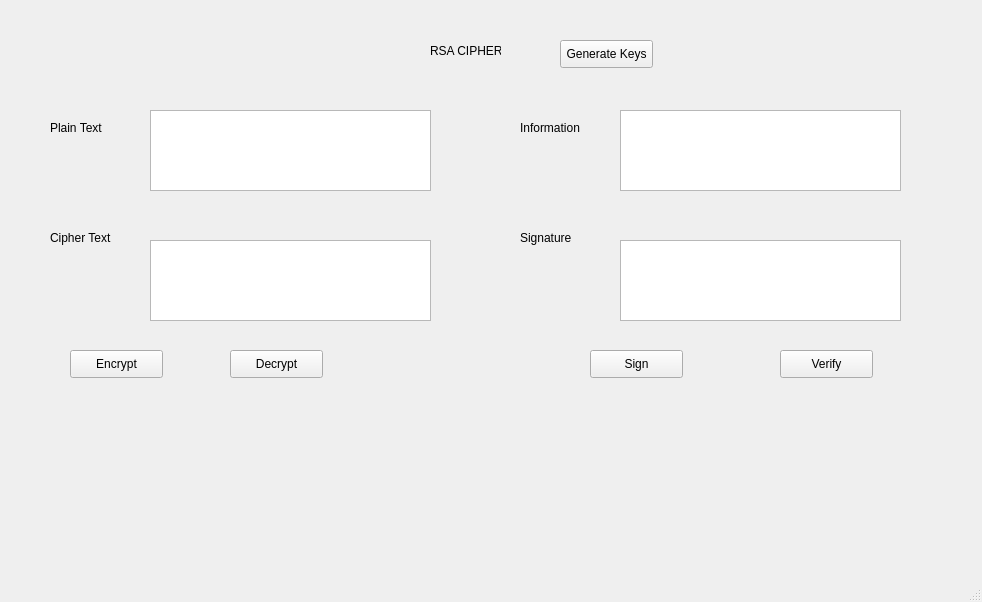
Before: the Qt Designer form lab03/ui/rsa.ui in thienitcoder2004/bmtt-nc-hutech-2280603055, drawn with Qt 5.
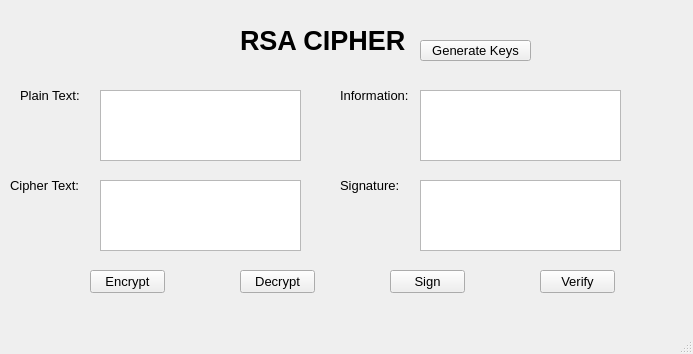
After: the same form once the commit is applied.

```diff
--- a/lab03/ui/rsa.ui
+++ b/lab03/ui/rsa.ui
@@ -6,8 +6,8 @@
    <rect>
     <x>0</x>
     <y>0</y>
-    <width>982</width>
-    <height>602</height>
+    <width>693</width>
+    <height>354</height>
    </rect>
   </property>
   <property name="windowTitle">
@@ -17,12 +17,19 @@
    <widget class="QLabel" name="label">
     <property name="geometry">
      <rect>
-      <x>430</x>
-      <y>30</y>
-      <width>71</width>
+      <x>240</x>
+      <y>20</y>
+      <width>171</width>
       <height>41</height>
      </rect>
     </property>
+    <property name="font">
+     <font>
+      <pointsize>20</pointsize>
+      <weight>75</weight>
+      <bold>true</bold>
+     </font>
+    </property>
     <property name="text">
      <string>RSA CIPHER</string>
     </property>
@@ -30,64 +37,129 @@
    <widget class="QLabel" name="label_2">
     <property name="geometry">
      <rect>
-      <x>50</x>
-      <y>120</y>
+      <x>20</x>
+      <y>80</y>
       <width>61</width>
-      <height>16</height>
+      <height>31</height>
      </rect>
     </property>
+    <property name="font">
+     <font>
+      <pointsize>10</pointsize>
+     </font>
+    </property>
     <property name="text">
-     <string>Plain Text</string>
+     <string>Plain Text:</string>
     </property>
    </widget>
    <widget class="QLabel" name="label_3">
     <property name="geometry">
      <rect>
-      <x>50</x>
-      <y>230</y>
-      <width>71</width>
-      <height>16</height>
+      <x>10</x>
+      <y>170</y>
+      <width>81</width>
+      <height>31</height>
      </rect>
     </property>
+    <property name="font">
+     <font>
+      <pointsize>10</pointsize>
+     </font>
+    </property>
     <property name="text">
-     <string>Cipher Text</string>
+     <string>Cipher Text:</string>
     </property>
    </widget>
    <widget class="QLabel" name="label_4">
     <property name="geometry">
      <rect>
-      <x>520</x>
-      <y>120</y>
-      <width>91</width>
-      <height>16</height>
+      <x>340</x>
+      <y>170</y>
+      <width>61</width>
+      <height>31</height>
      </rect>
     </property>
+    <property name="font">
+     <font>
+      <pointsize>10</pointsize>
+     </font>
+    </property>
     <property name="text">
-     <string>Information</string>
+     <string>Signature:</string>
     </property>
    </widget>
    <widget class="QLabel" name="label_5">
     <property name="geometry">
      <rect>
-      <x>520</x>
-      <y>230</y>
-      <width>61</width>
-      <height>16</height>
+      <x>340</x>
+      <y>80</y>
+      <width>81</width>
+      <height>31</height>
      </rect>
     </property>
+    <property name="font">
+     <font>
+      <pointsize>10</pointsize>
+     </font>
+    </property>
     <property name="text">
-     <string>Signature</string>
+     <string>Information:</string>
+    </property>
+   </widget>
+   <widget class="QTextEdit" name="txt_plain_text">
+    <property name="geometry">
+     <rect>
+      <x>100</x>
+      <y>90</y>
+      <width>201</width>
+      <height>71</height>
+     </rect>
+    </property>
+   </widget>
+   <widget class="QTextEdit" name="txt_cipher_text">
+    <property name="geometry">
+     <rect>
+      <x>100</x>
+      <y>180</y>
+      <width>201</width>
+      <height>71</height>
+     </rect>
+    </property>
+   </widget>
+   <widget class="QTextEdit" name="txt_info">
+    <property name="geometry">
+     <rect>
+      <x>420</x>
+      <y>90</y>
+      <width>201</width>
+      <height>71</height>
+     </rect>
+    </property>
+   </widget>
+   <widget class="QTextEdit" name="txt_sign">
+    <property name="geometry">
+     <rect>
+      <x>420</x>
+      <y>180</y>
+      <width>201</width>
+      <height>71</height>
+     </rect>
     </property>
    </widget>
    <widget class="QPushButton" name="btn_encrypt">
     <property name="geometry">
      <rect>
-      <x>70</x>
-      <y>350</y>
-      <width>93</width>
-      <height>28</height>
+      <x>90</x>
+      <y>270</y>
+      <width>75</width>
+      <height>23</height>
      </rect>
     </property>
+    <property name="font">
+     <font>
+      <pointsize>10</pointsize>
+     </font>
+    </property>
     <property name="text">
      <string>Encrypt</string>
     </property>
@@ -95,12 +167,17 @@
    <widget class="QPushButton" name="btn_decrypt">
     <property name="geometry">
      <rect>
-      <x>230</x>
-      <y>350</y>
-      <width>93</width>
-      <height>28</height>
+      <x>240</x>
+      <y>270</y>
+      <width>75</width>
+      <height>23</height>
      </rect>
     </property>
+    <property name="font">
+     <font>
+      <pointsize>10</pointsize>
+     </font>
+    </property>
     <property name="text">
      <string>Decrypt</string>
     </property>
@@ -108,12 +185,17 @@
    <widget class="QPushButton" name="btn_sign">
     <property name="geometry">
      <rect>
-      <x>590</x>
-      <y>350</y>
-      <width>93</width>
-      <height>28</height>
+      <x>390</x>
+      <y>270</y>
+      <width>75</width>
+      <height>23</height>
      </rect>
     </property>
+    <property name="font">
+     <font>
+      <pointsize>10</pointsize>
+     </font>
+    </property>
     <property name="text">
      <string>Sign</string>
     </property>
@@ -121,12 +203,17 @@
    <widget class="QPushButton" name="btn_verify">
     <property name="geometry">
      <rect>
-      <x>780</x>
-      <y>350</y>
-      <width>93</width>
-      <height>28</height>
+      <x>540</x>
+      <y>270</y>
+      <width>75</width>
+      <height>23</height>
      </rect>
     </property>
+    <property name="font">
+     <font>
+      <pointsize>10</pointsize>
+     </font>
+    </property>
     <property name="text">
      <string>Verify</string>
     </property>
@@ -134,56 +221,21 @@
    <widget class="QPushButton" name="btn_gen_keys">
     <property name="geometry">
      <rect>
-      <x>560</x>
+      <x>420</x>
       <y>40</y>
-      <width>93</width>
-      <height>28</height>
+      <width>111</width>
+      <height>21</height>
      </rect>
     </property>
+    <property name="font">
+     <font>
+      <pointsize>10</pointsize>
+     </font>
+    </property>
     <property name="text">
      <string>Generate Keys</string>
     </property>
    </widget>
-   <widget class="QTextEdit" name="txt_plain_text">
-    <property name="geometry">
-     <rect>
-      <x>150</x>
-      <y>110</y>
-      <width>281</width>
-      <height>81</height>
-     </rect>
-    </property>
-   </widget>
-   <widget class="QTextEdit" name="txt_cipher_text">
-    <property name="geometry">
-     <rect>
-      <x>150</x>
-      <y>240</y>
-      <width>281</width>
-      <height>81</height>
-     </rect>
-    </property>
-   </widget>
-   <widget class="QTextEdit" name="txt_info">
-    <property name="geometry">
-     <rect>
-      <x>620</x>
-      <y>110</y>
-      <width>281</width>
-      <height>81</height>
-     </rect>
-    </property>
-   </widget>
-   <widget class="QTextEdit" name="txt_sign">
-    <property name="geometry">
-     <rect>
-      <x>620</x>
-      <y>240</y>
-      <width>281</width>
-      <height>81</height>
-     </rect>
-    </property>
-   </widget>
   </widget>
   <widget class="QMenuBar" name="menubar">
    <property name="geometry">
```
Left out of the diff: 6 changed lines with no effect on the pictures.
